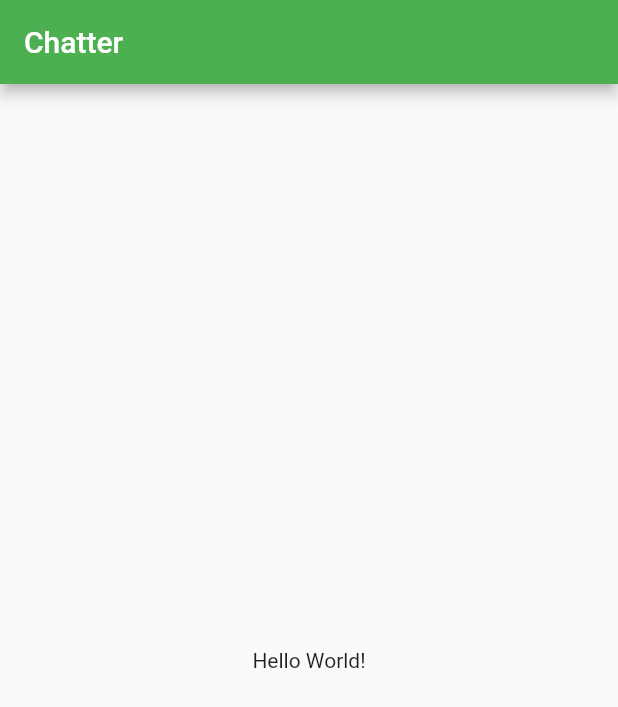
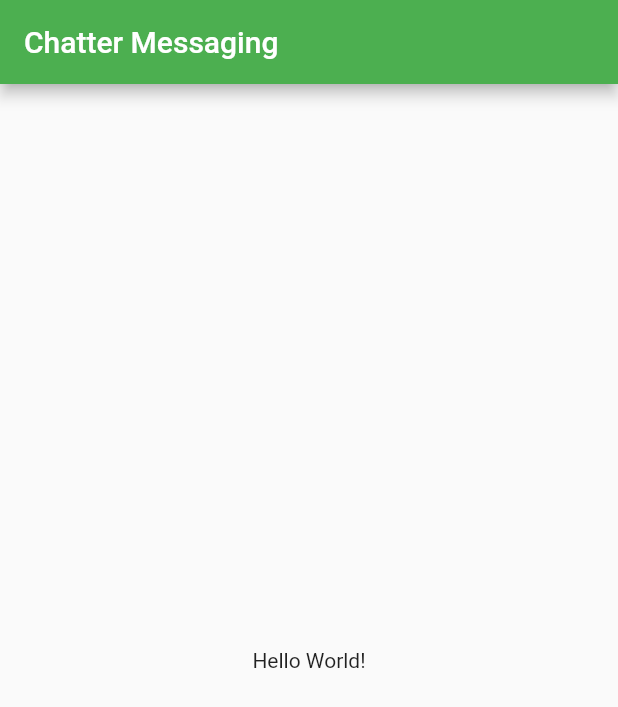
Before and after one commit to hailwood/chatter, a Flutter app: the screen it shows after launch, on a phone screen of 412 x 824 dp. Shown: the top 707 px of the screen. Run offline on Flutter 3.47's test engine with Material 2 defaults, Android fonts, the phone set to English and light mode, and no system bars.

Commit message:
update title

```diff
--- a/lib/main.dart
+++ b/lib/main.dart
@@ -11,7 +11,7 @@ class MyApp extends StatelessWidget {
       theme: ThemeData(
         primarySwatch: Colors.green,
       ),
-      home: MyHomePage(title: 'Chatter'),
+      home: MyHomePage(title: 'Chatter Messaging'),
     );
   }
 
```
